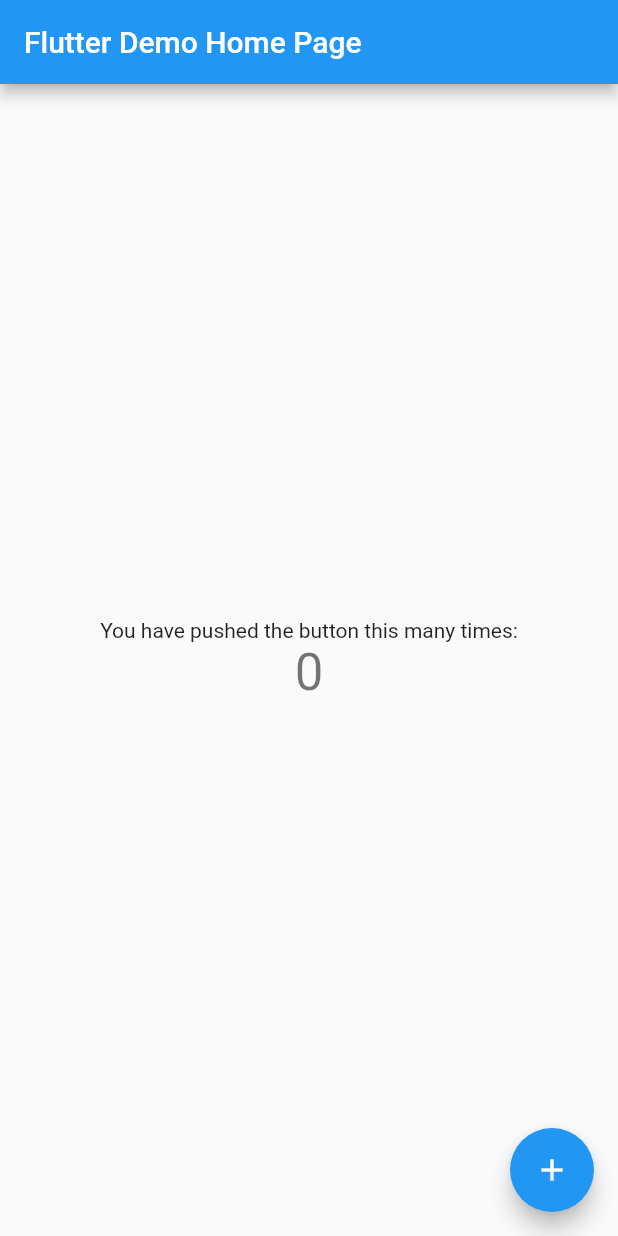
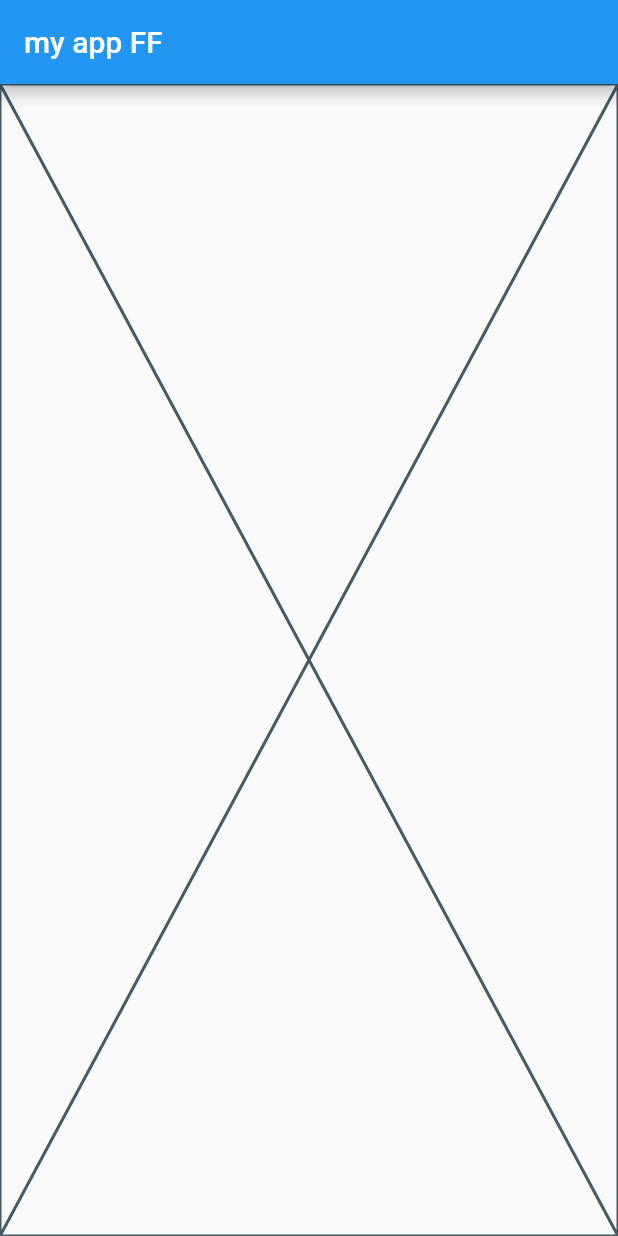
Before and after one commit to Igneele91/Dart-Flutter-Udmi2022, a Flutter app: the screen it shows after launch, on a phone screen of 412 x 824 dp. Run offline on Flutter 3.47's test engine with Material 2 defaults, Android fonts, the phone set to English and light mode, and no system bars.

Commit message:
code learn comit1 t

```diff
--- a/flutter_grundlagen/lib/main.dart
+++ b/flutter_grundlagen/lib/main.dart
@@ -1,115 +1,17 @@
 import 'package:flutter/material.dart';
+import 'package:flutter_grundlagen/presentation/widgets_examples_page.dart';
 
 void main() {
   runApp(const MyApp());
 }
 
 class MyApp extends StatelessWidget {
-  const MyApp({super.key});
+  const MyApp({Key? key}) : super(key: key);
 
-  // This widget is the root of your application.
   @override
   Widget build(BuildContext context) {
     return MaterialApp(
-      title: 'Flutter Demo',
-      theme: ThemeData(
-        // This is the theme of your application.
-        //
-        // Try running your application with "flutter run". You'll see the
-        // application has a blue toolbar. Then, without quitting the app, try
-        // changing the primarySwatch below to Colors.green and then invoke
-        // "hot reload" (press "r" in the console where you ran "flutter run",
-        // or simply save your changes to "hot reload" in a Flutter IDE).
-        // Notice that the counter didn't reset back to zero; the application
-        // is not restarted.
-        primarySwatch: Colors.blue,
-      ),
-      home: const MyHomePage(title: 'Flutter Demo Home Page'),
+        home: WidgetsExamplesPage()
     );
   }
 }
-
-class MyHomePage extends StatefulWidget {
-  const MyHomePage({super.key, required this.title});
-
-  // This widget is the home page of your application. It is stateful, meaning
-  // that it has a State object (defined below) that contains fields that affect
-  // how it looks.
-
-  // This class is the configuration for the state. It holds the values (in this
-  // case the title) provided by the parent (in this case the App widget) and
-  // used by the build method of the State. Fields in a Widget subclass are
-  // always marked "final".
-
-  final String title;
-
-  @override
-  State<MyHomePage> createState() => _MyHomePageState();
-}
-
-class _MyHomePageState extends State<MyHomePage> {
-  int _counter = 0;
-
-  void _incrementCounter() {
-    setState(() {
-      // This call to setState tells the Flutter framework that something has
-      // changed in this State, which causes it to rerun the build method below
-      // so that the display can reflect the updated values. If we changed
-      // _counter without calling setState(), then the build method would not be
-      // called again, and so nothing would appear to happen.
-      _counter++;
-    });
-  }
-
-  @override
-  Widget build(BuildContext context) {
-    // This method is rerun every time setState is called, for instance as done
-    // by the _incrementCounter method above.
-    //
-    // The Flutter framework has been optimized to make rerunning build methods
-    // fast, so that you can just rebuild anything that needs updating rather
-    // than having to individually change instances of widgets.
-    return Scaffold(
-      appBar: AppBar(
-        // Here we take the value from the MyHomePage object that was created by
-        // the App.build method, and use it to set our appbar title.
-        title: Text(widget.title),
-      ),
-      body: Center(
-        // Center is a layout widget. It takes a single child and positions it
-        // in the middle of the parent.
-        child: Column(
-          // Column is also a layout widget. It takes a list of children and
-          // arranges them vertically. By default, it sizes itself to fit its
-          // children horizontally, and tries to be as tall as its parent.
-          //
-          // Invoke "debug painting" (press "p" in the console, choose the
-          // "Toggle Debug Paint" action from the Flutter Inspector in Android
-          // Studio, or the "Toggle Debug Paint" command in Visual Studio Code)
-          // to see the wireframe for each widget.
-          //
-          // Column has various properties to control how it sizes itself and
-          // how it positions its children. Here we use mainAxisAlignment to
-          // center the children vertically; the main axis here is the vertical
-          // axis because Columns are vertical (the cross axis would be
-          // horizontal).
-          mainAxisAlignment: MainAxisAlignment.center,
-          children: <Widget>[
-            const Text(
-              'You have pushed the button this many times:',
-            ),
-            Text(
-              '$_counter',
-              style: Theme.of(context).textTheme.headline4,
-            ),
-          ],
-        ),
-      ),
-      floatingActionButton: FloatingActionButton(
-        onPressed: _incrementCounter,
-        tooltip: 'Increment',
-        child: const Icon(Icons.add),
-      ), // This trailing comma makes auto-formatting nicer for build methods.
-    );
-  }
-}
--- /dev/null
+++ b/flutter_grundlagen/lib/presentation/widgets_examples_page.dart
@@ -0,0 +1,19 @@
+
+
+  import 'package:flutter/material.dart';
+
+  class WidgetsExamplesPage extends StatelessWidget {
+    const WidgetsExamplesPage({Key? key}) : super(key: key);
+
+    @override
+    Widget build(BuildContext context) {
+      return Scaffold(
+        backgroundcolor: Colors.grey[900],
+          appBar: AppBar(
+            title: Text ("my app FF"),
+          ), // AppBar
+          body: Placeholder()
+
+      ); // Scaffold
+    }
+  }
```
